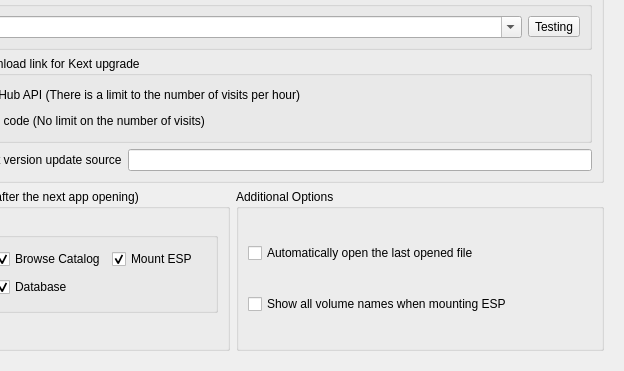
Above: dlgpreference.ui from ic005k/OCAuxiliaryTools before the change; both pictures show x 159 to 783 and y 157 to 528 of the 783 by 528 pixel window. Below: the same form after it.
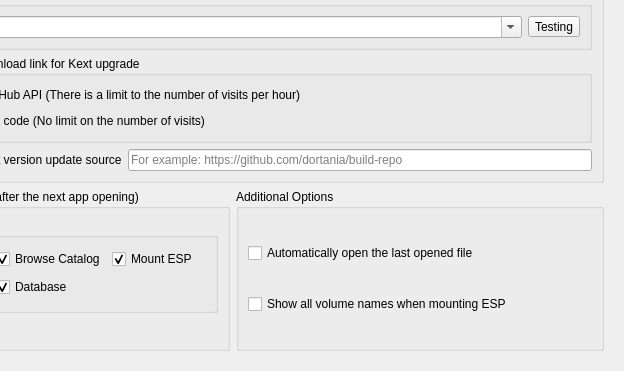
That is the form after the change.

Patch:
```diff
--- a/dlgpreference.ui
+++ b/dlgpreference.ui
@@ -163,7 +163,11 @@
            </widget>
           </item>
           <item row="3" column="1">
-           <widget class="QLineEdit" name="editOCDevSource"/>
+           <widget class="QLineEdit" name="editOCDevSource">
+            <property name="placeholderText">
+             <string>For example: https://github.com/dortania/build-repo</string>
+            </property>
+           </widget>
           </item>
          </layout>
         </widget>
```
